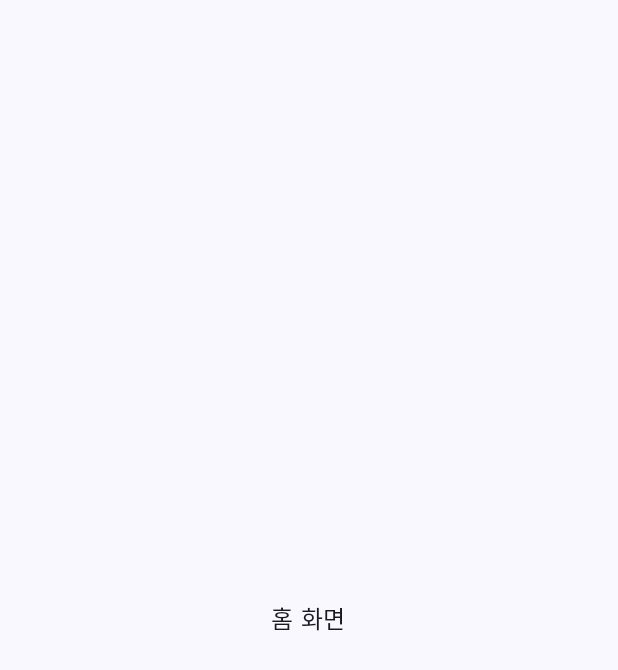
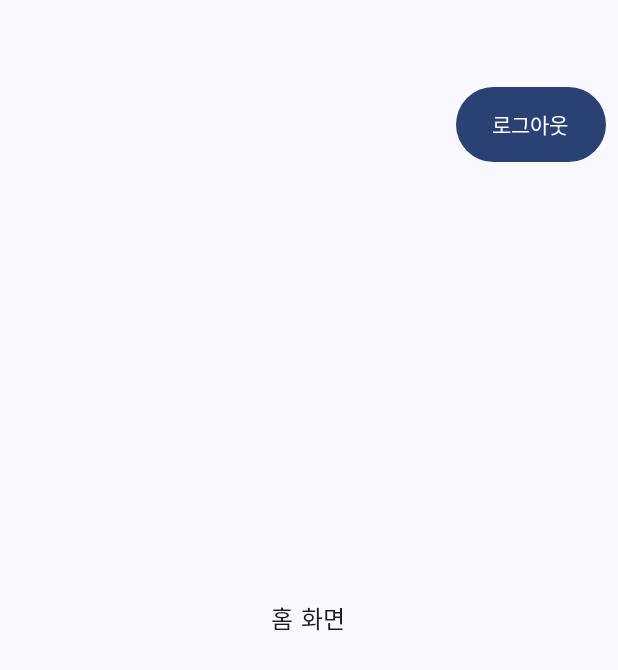
Before and after one commit to heakbomb/GrowStudio, an Android app built with Jetpack Compose: the HomeScreen screen opened through its navigation route, on a phone screen of 412 x 824 dp. Before the commit the part shown is almost empty. Shown: the top 670 px of the screen. Run offline under Robolectric (Android 15) with nearby library versions, the phone set to English and light mode, and no system bars.

Commit message:
로그아웃 추가

```diff
--- a/app/src/main/AndroidManifest.xml
+++ b/app/src/main/AndroidManifest.xml
@@ -2,6 +2,7 @@
 <manifest xmlns:android="http://schemas.android.com/apk/res/android"
     xmlns:tools="http://schemas.android.com/tools">
 
+    <uses-permission android:name="android.permission.ACCESS_NETWORK_STATE" />
     <uses-permission android:name="android.permission.INTERNET" />
 
     <application
--- a/app/src/main/java/com/glowstudio/android/blindsjn/network/Network.kt
+++ b/app/src/main/java/com/glowstudio/android/blindsjn/network/Network.kt
@@ -10,6 +10,9 @@ package com.glowstudio.android.blindsjn.network
 import retrofit2.Response
 import retrofit2.http.Body
 import retrofit2.http.POST
+import android.content.Context
+import android.net.ConnectivityManager
+import android.net.NetworkCapabilities
 
 // 요청(발신) 데이터 클래스 정의
 data class SignupRequest(val phoneNumber: String, val password: String)
@@ -19,6 +22,14 @@ data class SignupResponse(val status: String, val message: String)
 // 응답(수신) 데이터 클래스 정의
 data class ApiResponse(val status: String, val message: String)
 
+//네트워크 예외처리 작업
+fun isNetworkAvailable(context: Context): Boolean {
+    val connectivityManager = context.getSystemService(Context.CONNECTIVITY_SERVICE) as ConnectivityManager
+    val network = connectivityManager.activeNetwork ?: return false
+    val networkCapabilities = connectivityManager.getNetworkCapabilities(network) ?: return false
+    return networkCapabilities.hasCapability(NetworkCapabilities.NET_CAPABILITY_INTERNET)
+}
+
 // Api 서비스 호출 인터페이스
 interface ApiService {
     @POST("signup.php")
--- a/app/src/main/java/com/glowstudio/android/blindsjn/ui/navigation/Navigation.kt
+++ b/app/src/main/java/com/glowstudio/android/blindsjn/ui/navigation/Navigation.kt
@@ -47,7 +47,14 @@ fun AppNavHost(navController: NavHostController) {
 
         // 홈 화면
         composable("home") {
-            HomeScreen()
+            HomeScreen(
+                onLogoutClick = {
+                    navController.navigate("login") {
+                        popUpTo("home") { inclusive = true }  // 홈 화면 스택 제거
+                        launchSingleTop = true               // 중복 화면 방지
+                    }
+                }
+            )
         }
 
         // 게시판 목록 화면
--- a/app/src/main/java/com/glowstudio/android/blindsjn/ui/screens/HomeScreen.kt
+++ b/app/src/main/java/com/glowstudio/android/blindsjn/ui/screens/HomeScreen.kt
@@ -1,18 +1,85 @@
 package com.glowstudio.android.blindsjn.ui.screens
 
-import androidx.compose.foundation.layout.Box
-import androidx.compose.foundation.layout.fillMaxSize
+import android.util.Log
+import androidx.compose.foundation.layout.*
 import androidx.compose.material3.*
 import androidx.compose.runtime.Composable
+import androidx.compose.runtime.getValue
+import androidx.compose.runtime.mutableStateOf
+import androidx.compose.runtime.remember
+import androidx.compose.runtime.rememberCoroutineScope
+import androidx.compose.runtime.setValue
 import androidx.compose.ui.Alignment
 import androidx.compose.ui.Modifier
+import androidx.compose.ui.platform.LocalContext
+import androidx.compose.ui.unit.dp
+import com.glowstudio.android.blindsjn.network.AutoLoginManager
+import kotlinx.coroutines.launch
 
 @Composable
-fun HomeScreen() {
+fun HomeScreen(
+    onLogoutClick: () -> Unit  // 네비게이션 이동
+) {
+    val context = LocalContext.current
+    val coroutineScope = rememberCoroutineScope()
+    var showLogoutPopup by remember { mutableStateOf(false) }
+
     Box(
         modifier = Modifier.fillMaxSize(),
         contentAlignment = Alignment.Center
     ) {
+        // 기존 텍스트
         Text(text = "홈 화면")
+
+        // 로그아웃 버튼 (팝업만 띄우기)
+        Button(
+            onClick = {
+                showLogoutPopup = true  // 팝업만 띄움
+            },
+            modifier = Modifier
+                .align(Alignment.TopEnd)
+                .offset(x = 0.dp, y = 50.dp)
+                .padding(8.dp)
+                .height(50.dp)
+                .wrapContentWidth()
+        ) {
+            Text(text = "로그아웃")
+        }
+
+        // 로그아웃 팝업
+        if (showLogoutPopup) {
+            AlertDialog(
+                onDismissRequest = { showLogoutPopup = false },  // 팝업 외부 클릭 시 닫기
+                title = { Text("로그아웃") },
+                text = { Text("로그아웃하시겠습니까?") },
+
+                // 확인 버튼 → 자동 로그인 정보 삭제 + 화면 전환
+                confirmButton = {
+                    TextButton(onClick = {
+                        coroutineScope.launch {
+                            try {
+                                // 자동 로그인 정보 삭제
+                                AutoLoginManager.clearLoginInfo(context)
+
+                                showLogoutPopup = false
+                                onLogoutClick()
+
+                            } catch (e: Exception) {
+                                Log.e("HomeScreen", "로그아웃 실패: ${e.message}")
+                            }
+                        }
+                    }) {
+                        Text("확인")
+                    }
+                },
+
+                // 취소 버튼 → 팝업만 닫기
+                dismissButton = {
+                    TextButton(onClick = { showLogoutPopup = false }) {
+                        Text("취소")
+                    }
+                }
+            )
+        }
     }
 }
--- a/app/src/main/java/com/glowstudio/android/blindsjn/ui/screens/LoginScreen.kt
+++ b/app/src/main/java/com/glowstudio/android/blindsjn/ui/screens/LoginScreen.kt
@@ -1,11 +1,13 @@
-package com.glowstudio.android.blindsjn.ui.screens
-
 /**
  * 로그인 스크린 로직
  *
  * TODO: 자동로그인 체크 박스
  **/
+package com.glowstudio.android.blindsjn.ui.screens
 
+import android.content.Context
+import android.util.Log
+import android.widget.Toast
 import androidx.compose.foundation.Image
 import androidx.compose.foundation.layout.*
 import androidx.compose.foundation.text.KeyboardOptions
@@ -17,6 +19,7 @@ import androidx.compose.runtime.*
 import androidx.compose.ui.Alignment
 import androidx.compose.ui.Modifier
 import androidx.compose.ui.layout.ContentScale
+import androidx.compose.ui.platform.LocalContext
 import androidx.compose.ui.res.painterResource
 import androidx.compose.ui.text.input.KeyboardType
 import androidx.compose.ui.text.input.PasswordVisualTransformation
@@ -24,19 +27,17 @@ import androidx.compose.ui.text.input.VisualTransformation
 import androidx.compose.ui.unit.dp
 import com.glowstudio.android.blindsjn.network.LoginRequest
 import com.glowstudio.android.blindsjn.network.RetrofitInstance
+import com.glowstudio.android.blindsjn.network.AuthRepository
 import com.glowstudio.android.blindsjn.R
+import com.glowstudio.android.blindsjn.network.AutoLoginManager
+import com.glowstudio.android.blindsjn.network.isNetworkAvailable
+import kotlinx.coroutines.launch
+import java.io.IOException
 
-import kotlinx.coroutines.launch
-import android.util.Log
-
+// 로그인 함수 (서버 통신)
 suspend fun login(phoneNumber: String, password: String): Boolean {
     val request = LoginRequest(phoneNumber, password)
     val response = RetrofitInstance.api.login(request)
-
-    //서버 통신 연결 확인 디버깅 코드
-//    Log.d("LoginScreen", "Sending Request Data: $request")
-//    Log.d("LoginScreen", "Response code: ${response.code()}")
-//    Log.d("LoginScreen", "Response body: ${response.body()}")
 
     return if (response.isSuccessful) {
         val result = response.body()
@@ -54,110 +55,145 @@ fun LoginScreen(
     onSignupClick: () -> Unit,
     onForgotPasswordClick: () -> Unit
 ) {
-    //로그인 로직 변수
+    val context = LocalContext.current
+    val coroutineScope = rememberCoroutineScope()
+
+    // 상태 변수
     var phoneNumber by remember { mutableStateOf("") }
     var password by remember { mutableStateOf("") }
     var passwordVisible by remember { mutableStateOf(false) }
-    val coroutineScope = rememberCoroutineScope()
-
-    //팝업 스크린 변수
+    var autoLoginEnabled by remember { mutableStateOf(false) }
     var showEmptyFieldsPopup by remember { mutableStateOf(false) }
     var showInvalidCredentialsPopup by remember { mutableStateOf(false) }
+    var showNetworkErrorPopup by remember { mutableStateOf(false) } // 네트워크 오류 팝업 상태
+
+    // 네트워크 상태 확인
+    LaunchedEffect(Unit) {
+        if (!isNetworkAvailable(context)) {
+            showNetworkErrorPopup = true // 네트워크 오류 팝업 활성화
+        } else {
+            // 자동 로그인 로직
+            autoLoginEnabled = AutoLoginManager.isAutoLoginEnabled(context)
+            if (autoLoginEnabled) {
+                AutoLoginManager.getSavedCredentials(context)?.let { (savedPhone, savedPassword) ->
+                    phoneNumber = savedPhone
+                    password = savedPassword
+                    coroutineScope.launch {
+                        val success = login(savedPhone, savedPassword)
+                        if (success) onLoginClick(true)
+                    }
+                }
+            }
+        }
+    }
 
     Column(
-        modifier = Modifier
-            .fillMaxSize(),
+        modifier = Modifier.fillMaxSize(),
         horizontalAlignment = Alignment.CenterHorizontally
     ) {
-        // 상단 이미지 영역
+        // 네트워크 오류 팝업
+        if (showNetworkErrorPopup) {
+            AlertDialog(
+                onDismissRequest = { /* 사용자가 팝업을 닫아도 무시 */ },
+                title = { Text("네트워크 오류") },
+                text = { Text("인터넷 연결이 필요합니다. 연결 상태를 확인해주세요.") },
+                confirmButton = {
+                    TextButton(onClick = {
+                        showNetworkErrorPopup = false
+                    }) {
+                        Text("확인")
+                    }
+                }
+            )
+        }
+
+        // 상단 이미지
         Image(
-            painter = painterResource(id = R.drawable.login_image), // drawable 폴더 확인
+            painter = painterResource(id = R.drawable.login_image),
             contentDescription = "Login Image",
             contentScale = ContentScale.Crop,
             modifier = Modifier
                 .fillMaxWidth()
-                .height(500.dp) // 원하는 높이로 설정
+                .height(300.dp)
         )
 
         Spacer(modifier = Modifier.height(16.dp))
 
-        // 입력 필드 및 버튼 영역
+        // 입력 필드 및 버튼
         Column(
             modifier = Modifier
                 .fillMaxWidth()
                 .padding(horizontal = 32.dp),
             horizontalAlignment = Alignment.CenterHorizontally
         ) {
-            // 전화번호 입력 필드
+            // 전화번호 입력
             OutlinedTextField(
                 value = phoneNumber,
                 onValueChange = { phoneNumber = it.filter { char -> char.isDigit() } },
                 label = { Text("전화번호") },
+                keyboardOptions = KeyboardOptions(keyboardType = KeyboardType.Number),
                 singleLine = true,
-                keyboardOptions = KeyboardOptions(keyboardType = KeyboardType.Number),
                 modifier = Modifier.fillMaxWidth()
             )
 
             Spacer(modifier = Modifier.height(8.dp))
 
-            // 비밀번호 입력 필드
+            // 비밀번호 입력
             OutlinedTextField(
                 value = password,
                 onValueChange = { password = it },
                 label = { Text("비밀번호") },
-                singleLine = true,
                 visualTransformation = if (passwordVisible) VisualTransformation.None else PasswordVisualTransformation(),
                 trailingIcon = {
                     IconButton(onClick = { passwordVisible = !passwordVisible }) {
-                        if (passwordVisible) {
-                            Icon(
-                                imageVector = Icons.Filled.Visibility,
-                                contentDescription = "Hide password"
-                            )
+                        Icon(
+                            imageVector = if (passwordVisible) Icons.Filled.Visibility else Icons.Filled.VisibilityOff,
+                            contentDescription = null
+                        )
+                    }
+                },
+                singleLine = true,
+                modifier = Modifier.fillMaxWidth()
+            )
+            Spacer(modifier = Modifier.height(8.dp))
+
+            // 자동 로그인 체크박스
+            Row(
+                verticalAlignment = Alignment.CenterVertically
+            ) {
+                Checkbox(
+                    checked = autoLoginEnabled,
+                    onCheckedChange = { autoLoginEnabled = it }
+                )
+                Text("자동 로그인")
+            }
+            Spacer(modifier = Modifier.height(16.dp))
+
+            // 로그인 버튼
+            Button(
+                onClick = {
+                    coroutineScope.launch {
+                        if (phoneNumber.isEmpty() || password.isEmpty()) {
+                            showEmptyFieldsPopup = true
+                        } else if (isNetworkAvailable(context)) {
+                            val success = AuthRepository.login(context, phoneNumber, password)
+                            if (success) {
+                                AutoLoginManager.saveLoginInfo(context, phoneNumber, password, autoLoginEnabled)
+                                onLoginClick(true)
+                            } else {
+                                showInvalidCredentialsPopup = true
+                            }
                         } else {
-                            Icon(
-                                imageVector = Icons.Filled.VisibilityOff,
-                                contentDescription = "Show password"
-                            )
+                            showNetworkErrorPopup = true
                         }
                     }
                 },
                 modifier = Modifier.fillMaxWidth()
-            )
-
-            Spacer(modifier = Modifier.height(16.dp))
-
-            // 로그인 버튼
-            // 로그인 버튼 눌렀을 때 서버랑 통신 후 인증
-            Button(
-                onClick = {
-                    coroutineScope.launch {
-                        if (phoneNumber.isEmpty() || password.isEmpty()) {
-                            showEmptyFieldsPopup = true // 텍스트필드 공백 팝업
-                        } else {
-                            try {
-                                val success = login(phoneNumber, password)
-                                if (success) {
-                                    onLoginClick(true) // 홈 화면으로 이동
-                                } else {
-                                    showInvalidCredentialsPopup = true //계정정보 팝업
-                                }
-                            } catch (e: Exception) {
-                                Log.e("LoginScreen", "Login error: ${e.message}", e)
-                                showInvalidCredentialsPopup = true //계정정보 팝업
-                            }
-                        }
-                    }
-                },
-                modifier = Modifier
-                    .fillMaxWidth()
-                    .height(48.dp)
             ) {
                 Text("로그인")
             }
 
-            // 로그인 실패시 팝업 표시
-            // 텍스트필드가 비었을 때 출력
+            // 입력 오류 팝업
             if (showEmptyFieldsPopup) {
                 AlertDialog(
                     onDismissRequest = { showEmptyFieldsPopup = false },
@@ -170,7 +206,8 @@ fun LoginScreen(
                     }
                 )
             }
-            // 계정정보가 서버와 옳지 않을 때 출력
+
+            // 로그인 실패 팝업
             if (showInvalidCredentialsPopup) {
                 AlertDialog(
                     onDismissRequest = { showInvalidCredentialsPopup = false },
@@ -191,8 +228,6 @@ fun LoginScreen(
                 Text("회원가입")
             }
 
-            Spacer(modifier = Modifier.height(8.dp))
-
             // 비밀번호 찾기 버튼
             TextButton(onClick = onForgotPasswordClick) {
                 Text("비밀번호 찾기")
--- a/gradle/libs.versions.toml
+++ b/gradle/libs.versions.toml
@@ -1,5 +1,5 @@
 [versions]
-agp = "8.7.2"
+agp = "8.7.3"
 kotlin = "2.0.0"
 coreKtx = "1.10.1"
 junit = "4.13.2"
```
Also changed, not shown: app/build.gradle.kts (+13 -2 lines), app/src/main/java/com/glowstudio/android/blindsjn/network/AuthRepository.kt (added, +94 -0 lines), app/src/main/java/com/glowstudio/android/blindsjn/network/AutoLoginManager.kt (added, +79 -0 lines).
